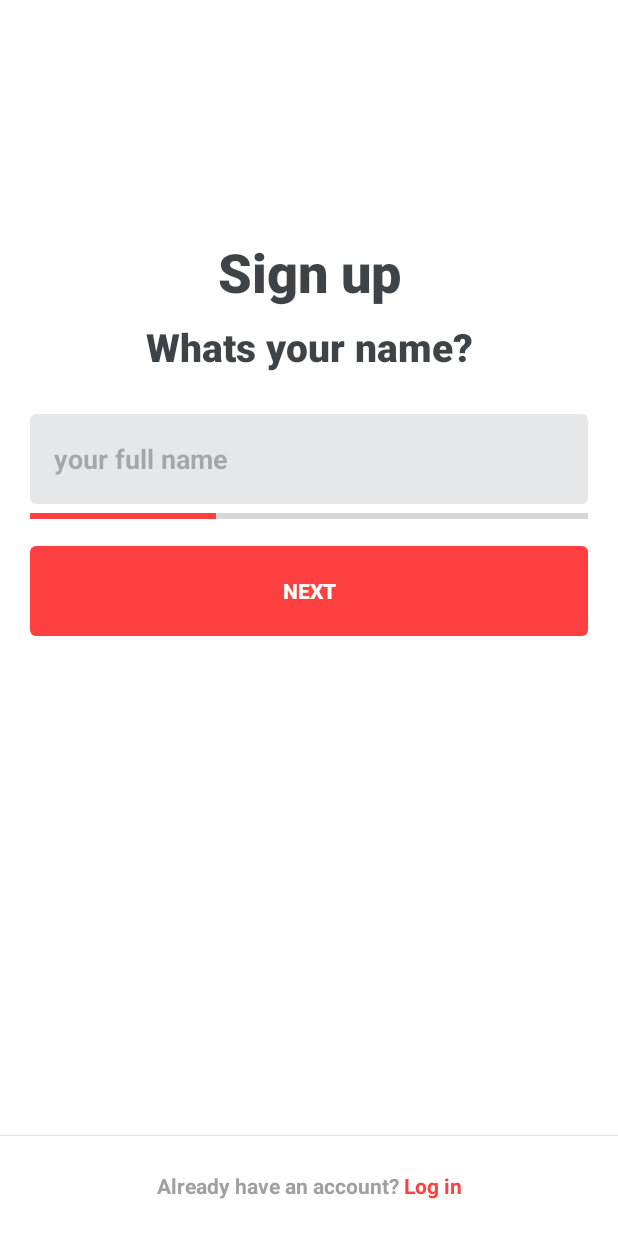
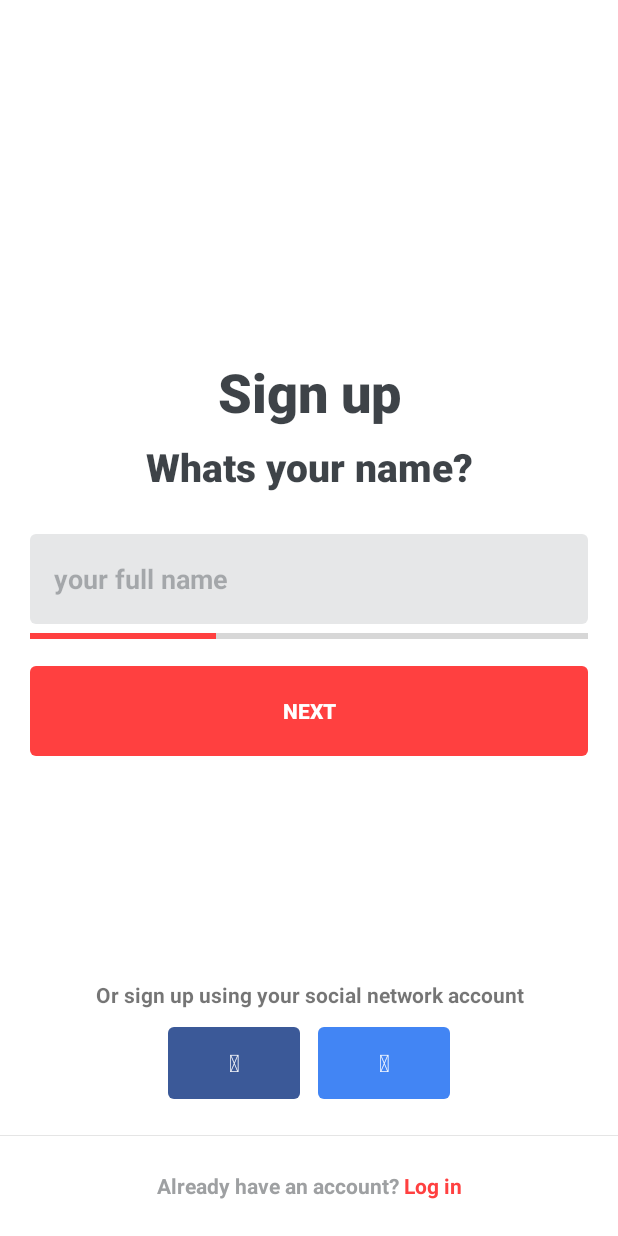
Before and after one commit to wedeploy-examples/supermarket-web-example, an Android app: the SignUpActivity screen opened directly, with no data from a screen before it, on a phone screen of 412 x 824 dp. Run offline under Robolectric (Android 15) with nearby library versions, the phone set to English and light mode, and no system bars; our stand-ins replace data binding; libraries missing offline, so code that uses them is left out: com.wedeploy.sdk; 2 statements that could not run were skipped.

Commit message:
Add third party sign in / sign up

```diff
--- /dev/null
+++ b/app/src/main/java/io/wedeploy/supermarket/view/SocialLoginInButtons.java
@@ -0,0 +1,80 @@
+package io.wedeploy.supermarket.view;
+
+import android.app.Activity;
+import android.content.Context;
+import android.content.res.TypedArray;
+import android.support.annotation.AttrRes;
+import android.support.annotation.NonNull;
+import android.support.annotation.Nullable;
+import android.util.AttributeSet;
+import android.view.LayoutInflater;
+import android.view.View;
+import android.widget.Button;
+import android.widget.FrameLayout;
+
+import io.wedeploy.supermarket.R;
+import io.wedeploy.supermarket.SupermarketAuth;
+import io.wedeploy.supermarket.databinding.SocialLoginButtonsBinding;
+
+import static com.wedeploy.sdk.auth.AuthProvider.Provider.FACEBOOK;
+import static com.wedeploy.sdk.auth.AuthProvider.Provider.GOOGLE;
+
+/**
+ * @author Silvio Santos
+ */
+public class SocialLoginInButtons extends FrameLayout {
+    public SocialLoginInButtons(@NonNull Context context) {
+        super(context);
+
+        init(null);
+    }
+
+    public SocialLoginInButtons(@NonNull Context context, @Nullable AttributeSet attrs) {
+        super(context, attrs);
+
+        init(attrs);
+    }
+
+    public SocialLoginInButtons(
+        @NonNull Context context, @Nullable AttributeSet attrs, @AttrRes int defStyleAttr) {
+
+        super(context, attrs, defStyleAttr);
+
+        init(attrs);
+    }
+
+    private void init(AttributeSet attributes) {
+        final Context context = getContext();
+
+        inflate(context, R.layout.social_login_buttons, this);
+
+        if (isInEditMode()) {
+            return;
+        }
+
+        SocialLoginButtonsBinding binding = SocialLoginButtonsBinding.bind(getChildAt(0));
+
+        if (attributes != null) {
+            TypedArray typedArray = context.getTheme().obtainStyledAttributes(
+                    attributes, R.styleable.SocialLoginInButtons, 0, 0);
+
+            String title = typedArray.getString(R.styleable.SocialLoginInButtons_title);
+            binding.title.setText(title);
+        }
+
+        binding.facebookSignIn.setOnClickListener(new OnClickListener() {
+            @Override
+            public void onClick(View view) {
+                SupermarketAuth.signIn((Activity)context, FACEBOOK);
+            }
+        });
+
+        binding.googleSignIn.setOnClickListener(new OnClickListener() {
+            @Override
+            public void onClick(View view) {
+                SupermarketAuth.signIn((Activity)context, GOOGLE);
+            }
+        });
+    }
+
+}
--- a/app/src/main/res/layout/activity_sign_up.xml
+++ b/app/src/main/res/layout/activity_sign_up.xml
@@ -21,7 +21,7 @@
             app:layout_constraintLeft_toLeftOf="parent"
             app:layout_constraintRight_toRightOf="parent"
             app:layout_constraintTop_toTopOf="parent"
-            app:layout_constraintVertical_bias="0.32"
+            app:layout_constraintVertical_bias="0.64"
             app:layout_constraintVertical_chainStyle="packed" />
 
         <io.wedeploy.supermarket.view.StepLayout
@@ -29,10 +29,12 @@
             android:layout_width="0dp"
             android:layout_height="wrap_content"
             app:doneButtonText="@string/sign_up"
-            app:layout_constraintBottom_toTopOf="@+id/logInButton"
+            app:layout_constraintBottom_toTopOf="@+id/socialLoginInButtons"
             app:layout_constraintLeft_toLeftOf="@+id/guideline2"
             app:layout_constraintRight_toLeftOf="@+id/guideline3"
-            app:layout_constraintTop_toBottomOf="@+id/textView3">
+            app:layout_constraintTop_toBottomOf="@+id/textView3"
+            app:layout_constraintHorizontal_bias="0.0"
+            android:layout_marginBottom="8dp">
 
             <LinearLayout
                 android:layout_width="match_parent"
@@ -113,13 +115,21 @@
             </LinearLayout>
         </io.wedeploy.supermarket.view.StepLayout>
 
+        <io.wedeploy.supermarket.view.SocialLoginInButtons
+            android:id="@+id/socialLoginInButtons"
+            android:layout_width="0dp"
+            android:layout_height="wrap_content"
+            app:title="@string/or_sign_up_using_your_social_network_account"
+            app:layout_constraintLeft_toLeftOf="@+id/guideline2"
+            app:layout_constraintRight_toLeftOf="@+id/guideline3"
+            app:layout_constraintHorizontal_bias="0.0"
+            android:layout_marginBottom="24dp"
+            app:layout_constraintBottom_toTopOf="@+id/logInButton" />
+
         <TextView
             android:id="@+id/logInButton"
             android:layout_width="0dp"
             android:layout_height="67dp"
-            android:layout_marginBottom="0dp"
-            android:layout_marginLeft="0dp"
-            android:layout_marginRight="0dp"
             android:background="@drawable/text_button_background"
             android:gravity="center"
             android:text="@string/already_have_an_account_log_in"
@@ -133,13 +143,17 @@
             android:layout_width="wrap_content"
             android:layout_height="wrap_content"
             android:orientation="vertical"
-            app:layout_constraintGuide_begin="20dp" />
+            app:layout_constraintGuide_begin="20dp"
+            tools:layout_editor_absoluteY="25dp"
+            tools:layout_editor_absoluteX="20dp" />
 
         <android.support.constraint.Guideline
             android:id="@+id/guideline3"
             android:layout_width="wrap_content"
             android:layout_height="wrap_content"
             android:orientation="vertical"
-            app:layout_constraintGuide_end="20dp" />
+            app:layout_constraintGuide_end="20dp"
+            tools:layout_editor_absoluteY="25dp"
+            tools:layout_editor_absoluteX="364dp" />
     </android.support.constraint.ConstraintLayout>
 </layout>
--- /dev/null
+++ b/app/src/main/res/layout/social_login_buttons.xml
@@ -0,0 +1,57 @@
+<?xml version="1.0" encoding="utf-8"?>
+<layout xmlns:android="http://schemas.android.com/apk/res/android"
+    xmlns:app="http://schemas.android.com/apk/res-auto">
+
+    <data>
+        <import type="io.wedeploy.supermarket.binding.Font" />
+    </data>
+
+    <android.support.constraint.ConstraintLayout
+        android:layout_width="match_parent"
+        android:layout_height="match_parent">
+
+        <TextView
+            android:id="@+id/title"
+            android:layout_width="0dp"
+            android:layout_height="wrap_content"
+            android:layout_marginLeft="8dp"
+            android:layout_marginRight="8dp"
+            android:layout_marginTop="8dp"
+            android:text="@string/log_in_using_your_social_network_account"
+            android:textAlignment="center"
+            app:layout_constraintLeft_toLeftOf="parent"
+            app:layout_constraintRight_toRightOf="parent"
+            app:layout_constraintTop_toTopOf="parent" />
+
+        <Button
+            android:id="@+id/facebookSignIn"
+            android:layout_width="88dp"
+            android:layout_height="48dp"
+            android:layout_marginTop="12dp"
+            android:text=""
+            android:textColor="@android:color/white"
+            android:textSize="16sp"
+            app:backgroundTint="@color/social_facebook_button_background"
+            app:font="@{Font.ICONS_16}"
+            app:layout_constraintHorizontal_chainStyle="packed"
+            app:layout_constraintLeft_toLeftOf="parent"
+            app:layout_constraintRight_toLeftOf="@+id/googleSignIn"
+            app:layout_constraintTop_toBottomOf="@+id/title"
+            app:layout_goneMarginTop="0dp" />
+
+        <Button
+            android:id="@+id/googleSignIn"
+            android:layout_width="88dp"
+            android:layout_height="48dp"
+            android:layout_marginLeft="12dp"
+            android:layout_marginTop="0dp"
+            android:text=""
+            android:textColor="@android:color/white"
+            android:textSize="16sp"
+            app:backgroundTint="@color/social_google_button_background"
+            app:font="@{Font.ICONS_16}"
+            app:layout_constraintLeft_toRightOf="@+id/facebookSignIn"
+            app:layout_constraintRight_toRightOf="parent"
+            app:layout_constraintTop_toTopOf="@+id/facebookSignIn" />
+    </android.support.constraint.ConstraintLayout>
+</layout>
--- a/app/src/main/res/values/attrs.xml
+++ b/app/src/main/res/values/attrs.xml
@@ -1,5 +1,9 @@
 <?xml version="1.0" encoding="utf-8"?>
 <resources>
+    <declare-styleable name="SocialLoginInButtons">
+        <attr name="title" format="string" />
+    </declare-styleable>
+
     <declare-styleable name="StepLayout">
         <attr name="doneButtonText" format="string" />
     </declare-styleable>
--- a/app/src/main/res/values/colors.xml
+++ b/app/src/main/res/values/colors.xml
@@ -14,4 +14,6 @@
 	<color name="text_light">#9EA0A2</color>
 	<color name="sign_up_title_color">#CC0E141A</color>
     <color name="step_previous_button_color">#E6E7E8</color>
+    <color name="social_google_button_background">#4285f4</color>
+	<color name="social_facebook_button_background">#3B5998</color>
 </resources>
--- a/app/src/main/res/values/strings.xml
+++ b/app/src/main/res/values/strings.xml
@@ -23,4 +23,6 @@
     <string name="invalid_email">Ops! Invalid email</string>
     <string name="your_full_name">your full name</string>
     <string name="signing_up">Signing up</string>
+    <string name="log_in_using_your_social_network_account">Log in using your social network account</string>
+    <string name="or_sign_up_using_your_social_network_account">Or sign up using your social network account</string>
 </resources>
```
Also changed, not shown: app/src/main/AndroidManifest.xml (+13 -1 lines), app/src/main/java/io/wedeploy/supermarket/OAuthActivity.java (added, +31 -0 lines), app/src/main/java/io/wedeploy/supermarket/SupermarketAuth.java (+18 -0 lines), app/src/main/java/io/wedeploy/supermarket/binding/Bindings.java (+9 -0 lines), app/src/main/java/io/wedeploy/supermarket/binding/Font.java (added, +46 -0 lines), app/src/main/java/io/wedeploy/supermarket/login/LoginActivity.java (+14 -0 lines), app/src/main/res/layout/activity_login.xml (+18 -11 lines), app/src/main/assets/fonts/icons-12px.ttf (added), app/src/main/assets/fonts/icons-16px.ttf (added).
